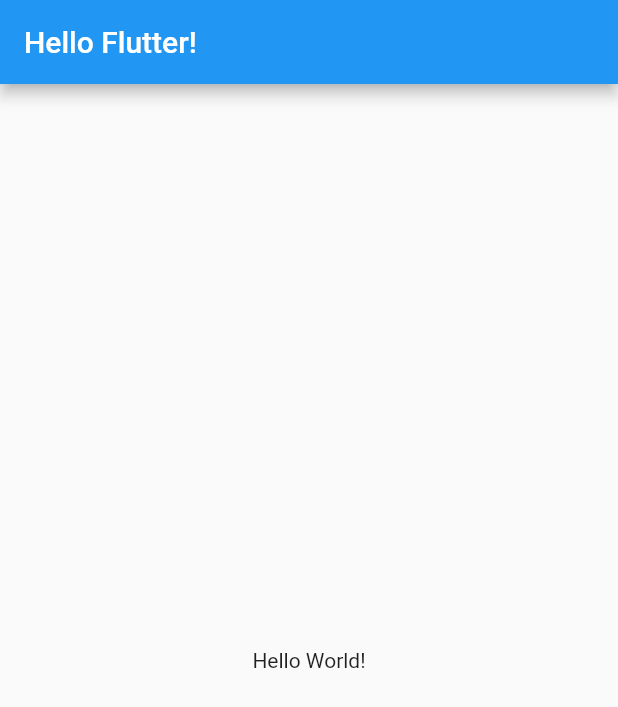
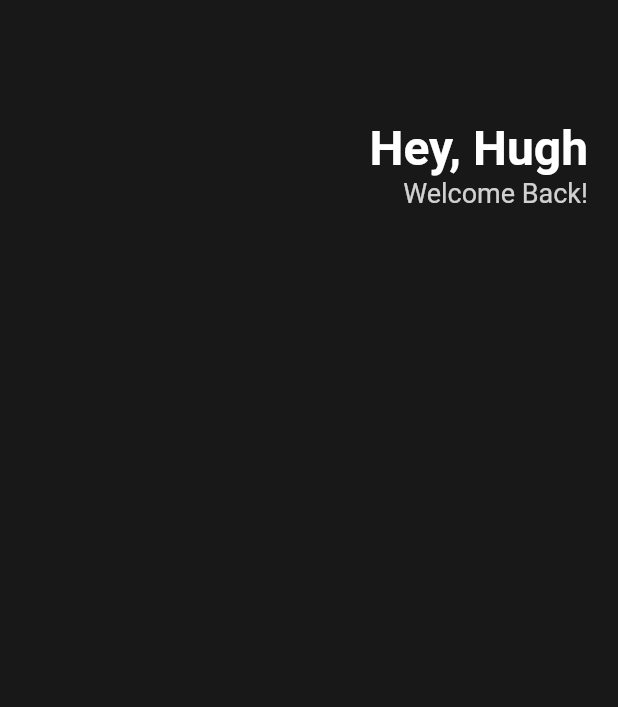
Before and after one commit to royalahn/flutter-starter, a Flutter app: the screen it shows after launch, on a phone screen of 412 x 824 dp. Shown: the top 707 px of the screen. Run offline on Flutter 3.47's test engine with Material 2 defaults, Android fonts, the phone set to English and light mode, and no system bars.

Commit message:
Update header

```diff
--- a/lib/main.dart
+++ b/lib/main.dart
@@ -8,14 +8,42 @@
   @override
   Widget build(BuildContext context) {
     return MaterialApp(
-      home: Scaffold(
-        appBar: AppBar(
-          title: Text('Hello Flutter!'),
-        ),
-        body: Center(
-          child: Text('Hello World!'),
-        ),
-      ),
-    );
+        home: Scaffold(
+      backgroundColor: Color(0xFF181818),
+      body: Padding(
+          padding: EdgeInsets.symmetric(horizontal: 20),
+          child: Column(
+            children: [
+              SizedBox(
+                height: 80,
+              ),
+              Row(
+                mainAxisAlignment: MainAxisAlignment.end,
+                children: [
+                  Column(
+                    crossAxisAlignment: CrossAxisAlignment.end,
+                    children: [
+                      Text(
+                        'Hey, Hugh',
+                        style: TextStyle(
+                          color: Colors.white,
+                          fontSize: 32,
+                          fontWeight: FontWeight.w700,
+                        ),
+                      ),
+                      Text(
+                        'Welcome Back!',
+                        style: TextStyle(
+                          color: Colors.white.withOpacity(0.8),
+                          fontSize: 18,
+                        ),
+                      ),
+                    ],
+                  )
+                ],
+              )
+            ],
+          )),
+    ));
   }
 }
```
